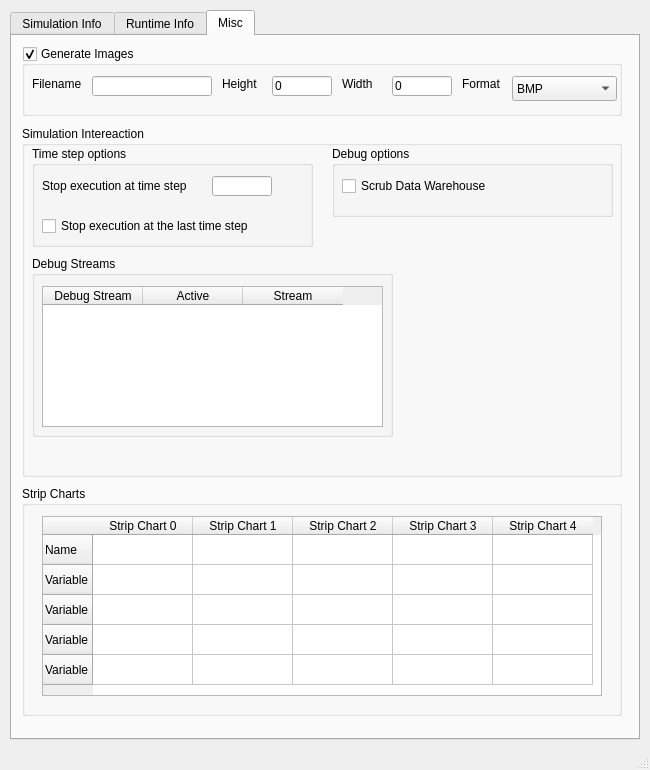
Old version of the form VisIt/libsim/uintah.ui in the repository Uintah/Uintah.
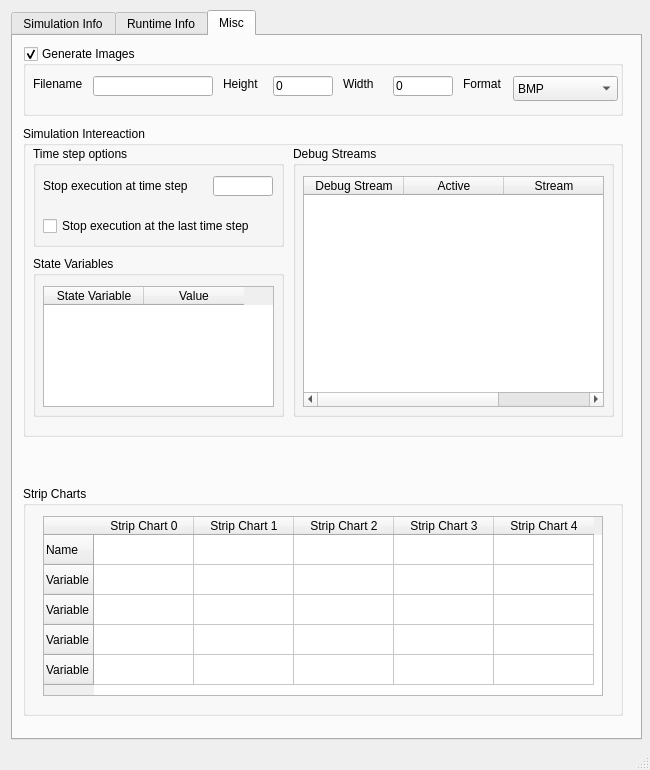
New version of the form. The open tabs and pages were chosen to show the change.

Commit message: added debug streams and state vars

What changed in the file:
```diff
--- a/VisIt/libsim/uintah.ui
+++ b/VisIt/libsim/uintah.ui
@@ -17,9 +17,9 @@
    <widget class="QTabWidget" name="tabWidget">
     <property name="geometry">
      <rect>
-      <x>10</x>
+      <x>11</x>
       <y>10</y>
-      <width>630</width>
+      <width>631</width>
       <height>730</height>
      </rect>
     </property>
@@ -724,7 +724,7 @@
         <x>10</x>
         <y>90</y>
         <width>600</width>
-        <height>351</height>
+        <height>311</height>
        </rect>
       </property>
       <property name="title">
@@ -733,36 +733,43 @@
       <widget class="QGroupBox" name="DebugGroupBox">
        <property name="geometry">
         <rect>
-         <x>310</x>
-         <y>20</y>
-         <width>281</width>
-         <height>71</height>
+         <x>10</x>
+         <y>130</y>
+         <width>251</width>
+         <height>161</height>
         </rect>
        </property>
        <property name="title">
-        <string>Debug options</string>
+        <string>State Variables</string>
        </property>
-       <widget class="QCheckBox" name="ScrubDataWarehouse">
+       <widget class="QTableWidget" name="StateVariableTable">
         <property name="geometry">
          <rect>
           <x>10</x>
           <y>30</y>
-          <width>170</width>
-          <height>20</height>
+          <width>231</width>
+          <height>121</height>
          </rect>
         </property>
-        <property name="text">
-         <string>Scrub Data Warehouse</string>
-        </property>
+        <column>
+         <property name="text">
+          <string>State Variable</string>
+         </property>
+        </column>
+        <column>
+         <property name="text">
+          <string>Value</string>
+         </property>
+        </column>
        </widget>
       </widget>
       <widget class="QGroupBox" name="DebugStreamGroupBox">
        <property name="geometry">
         <rect>
-         <x>10</x>
-         <y>130</y>
-         <width>361</width>
-         <height>181</height>
+         <x>270</x>
+         <y>20</y>
+         <width>321</width>
+         <height>271</height>
         </rect>
        </property>
        <property name="title">
@@ -773,8 +780,8 @@
          <rect>
           <x>10</x>
           <y>30</y>
-          <width>341</width>
-          <height>141</height>
+          <width>301</width>
+          <height>231</height>
          </rect>
         </property>
         <column>
@@ -801,7 +808,7 @@
         <rect>
          <x>10</x>
          <y>20</y>
-         <width>281</width>
+         <width>251</width>
          <height>101</height>
         </rect>
        </property>
```
Left out of the diff: 6 changed lines with no effect on the pictures. The commit also changes 16 other files.
